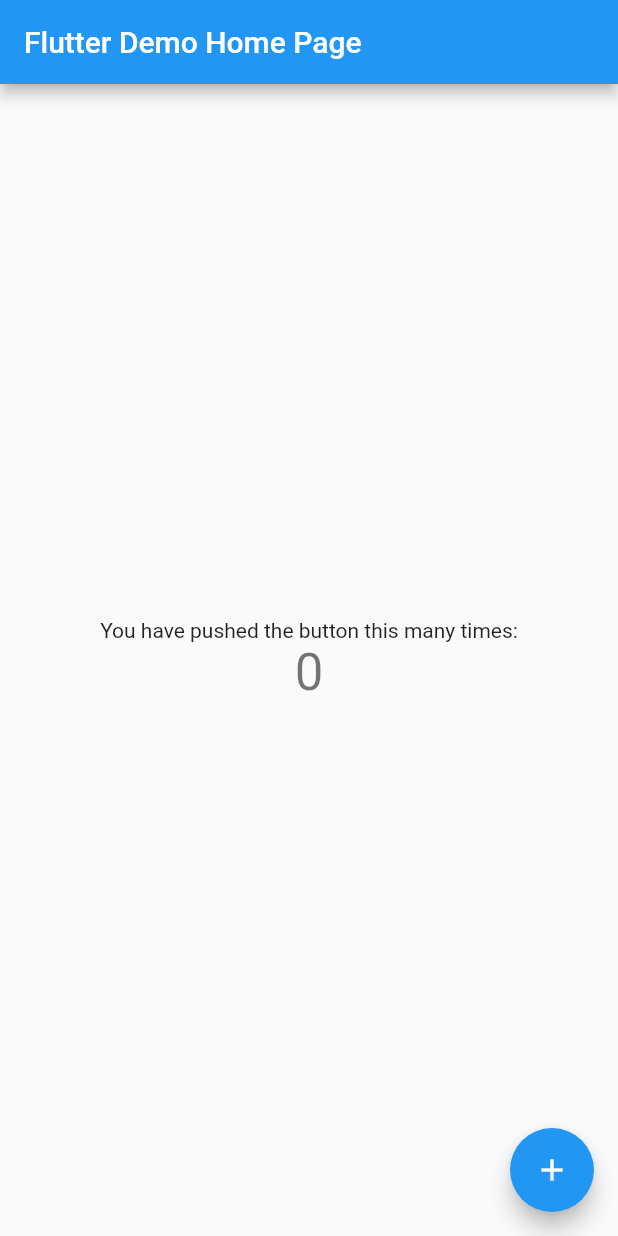
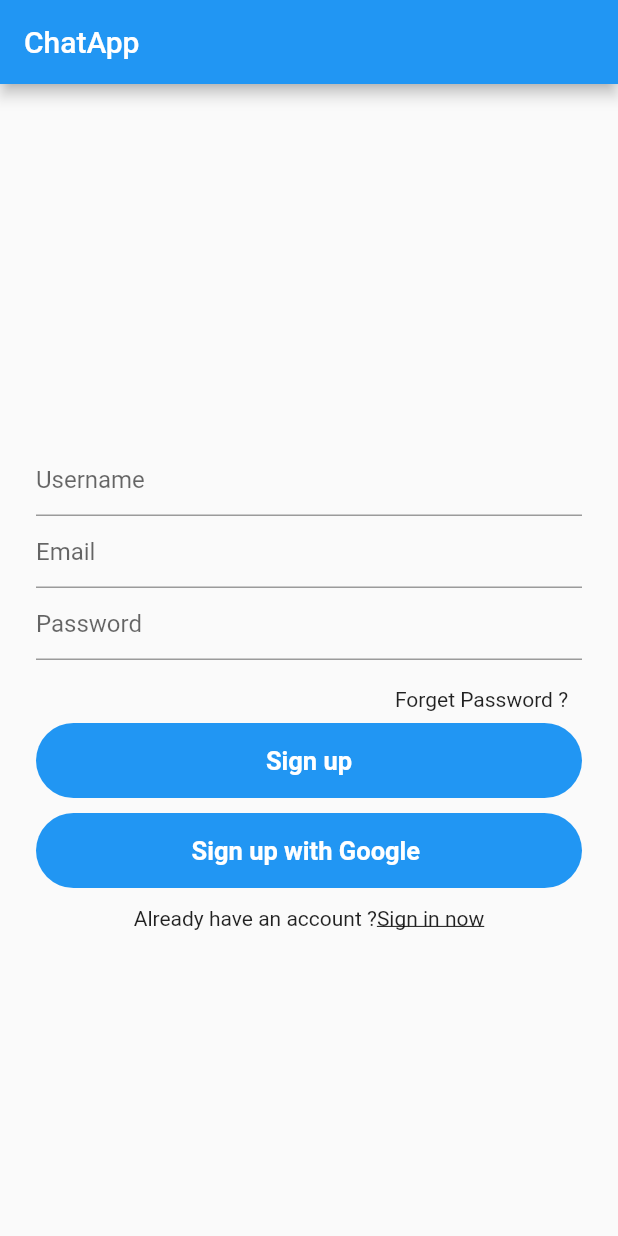
Before and after one commit to haidour18/30DaysofFlutter, a Flutter app: the screen it shows after launch, on a phone screen of 412 x 824 dp. Run offline on Flutter 3.47's test engine with Material 2 defaults, Android fonts, the phone set to English and light mode, and no system bars.

Commit message:
Signup and sign in screens

```diff
--- /dev/null
+++ b/lib/_app/views/signin.dart
@@ -0,0 +1 @@
+// TODO Implement this library.
--- /dev/null
+++ b/lib/_app/views/signup.dart
@@ -0,0 +1 @@
+// TODO Implement this library.
--- a/lib/main.dart
+++ b/lib/main.dart
@@ -1,117 +1,23 @@
+import 'package:chat_app/views/signup.dart';
 import 'package:flutter/material.dart';
-
-void main() {
+import 'package:chat_app/_app/views/signin.dart';
+import 'package:chat_app/_app/views/signup.dart';
+void main(){
   runApp(MyApp());
 }
 
+
 class MyApp extends StatelessWidget {
-  // This widget is the root of your application.
   @override
   Widget build(BuildContext context) {
     return MaterialApp(
-      title: 'Flutter Demo',
+      title: "ChatApp",
+      debugShowCheckedModeBanner: false,
       theme: ThemeData(
-        // This is the theme of your application.
-        //
-        // Try running your application with "flutter run". You'll see the
-        // application has a blue toolbar. Then, without quitting the app, try
-        // changing the primarySwatch below to Colors.green and then invoke
-        // "hot reload" (press "r" in the console where you ran "flutter run",
-        // or simply save your changes to "hot reload" in a Flutter IDE).
-        // Notice that the counter didn't reset back to zero; the application
-        // is not restarted.
+
         primarySwatch: Colors.blue,
-        // This makes the visual density adapt to the platform that you run
-        // the app on. For desktop platforms, the controls will be smaller and
-        // closer together (more dense) than on mobile platforms.
-        visualDensity: VisualDensity.adaptivePlatformDensity,
       ),
-      home: MyHomePage(title: 'Flutter Demo Home Page'),
+      home: SignUp(),
     );
   }
 }
-
-class MyHomePage extends StatefulWidget {
-  MyHomePage({Key key, this.title}) : super(key: key);
-
-  // This widget is the home page of your application. It is stateful, meaning
-  // that it has a State object (defined below) that contains fields that affect
-  // how it looks.
-
-  // This class is the configuration for the state. It holds the values (in this
-  // case the title) provided by the parent (in this case the App widget) and
-  // used by the build method of the State. Fields in a Widget subclass are
-  // always marked "final".
-
-  final String title;
-
-  @override
-  _MyHomePageState createState() => _MyHomePageState();
-}
-
-class _MyHomePageState extends State<MyHomePage> {
-  int _counter = 0;
-
-  void _incrementCounter() {
-    setState(() {
-      // This call to setState tells the Flutter framework that something has
-      // changed in this State, which causes it to rerun the build method below
-      // so that the display can reflect the updated values. If we changed
-      // _counter without calling setState(), then the build method would not be
-      // called again, and so nothing would appear to happen.
-      _counter++;
-    });
-  }
-
-  @override
-  Widget build(BuildContext context) {
-    // This method is rerun every time setState is called, for instance as done
-    // by the _incrementCounter method above.
-    //
-    // The Flutter framework has been optimized to make rerunning build methods
-    // fast, so that you can just rebuild anything that needs updating rather
-    // than having to individually change instances of widgets.
-    return Scaffold(
-      appBar: AppBar(
-        // Here we take the value from the MyHomePage object that was created by
-        // the App.build method, and use it to set our appbar title.
-        title: Text(widget.title),
-      ),
-      body: Center(
-        // Center is a layout widget. It takes a single child and positions it
-        // in the middle of the parent.
-        child: Column(
-          // Column is also a layout widget. It takes a list of children and
-          // arranges them vertically. By default, it sizes itself to fit its
-          // children horizontally, and tries to be as tall as its parent.
-          //
-          // Invoke "debug painting" (press "p" in the console, choose the
-          // "Toggle Debug Paint" action from the Flutter Inspector in Android
-          // Studio, or the "Toggle Debug Paint" command in Visual Studio Code)
-          // to see the wireframe for each widget.
-          //
-          // Column has various properties to control how it sizes itself and
-          // how it positions its children. Here we use mainAxisAlignment to
-          // center the children vertically; the main axis here is the vertical
-          // axis because Columns are vertical (the cross axis would be
-          // horizontal).
-          mainAxisAlignment: MainAxisAlignment.center,
-          children: <Widget>[
-            Text(
-              'You have pushed the button this many times:',
-            ),
-            Text(
-              '$_counter',
-              style: Theme.of(context).textTheme.headline4,
-            ),
-          ],
-        ),
-      ),
-      floatingActionButton: FloatingActionButton(
-        onPressed: _incrementCounter,
-        tooltip: 'Increment',
-        child: Icon(Icons.add),
-      ), // This trailing comma makes auto-formatting nicer for build methods.
-    );
-  }
-}
--- /dev/null
+++ b/lib/views/signup.dart
@@ -0,0 +1,117 @@
+import 'package:flutter/material.dart';
+
+class SignUp extends StatefulWidget {
+  @override
+  _SignUpState createState() => _SignUpState();
+}
+
+class _SignUpState extends State<SignUp> {
+  TextEditingController usernamecontorller = new TextEditingController();
+  TextEditingController passwordcontorller = new TextEditingController();
+  TextEditingController emailcontroller = new TextEditingController();
+
+  @override
+  Widget build(BuildContext context) {
+    return Scaffold(
+      appBar: AppBar(
+        title: Text("ChatApp"),
+      ),
+      body: SingleChildScrollView(
+        child: Container(
+          padding: EdgeInsets.symmetric(horizontal: 24),
+          child: Column(
+            mainAxisSize: MainAxisSize.min,
+            children: <Widget>[
+              SizedBox(height: 240),
+              TextField(
+                controller: usernamecontorller,
+                decoration: InputDecoration(
+                    hintText: "Username",
+                    focusedBorder: UnderlineInputBorder(
+                        borderSide: BorderSide(
+                      color: Colors.blue,
+                    ))),
+              ),
+              TextField(
+                controller: emailcontroller,
+                decoration: InputDecoration(
+                    hintText: "Email",
+                    focusedBorder: UnderlineInputBorder(
+                        borderSide: BorderSide(
+                      color: Colors.blue,
+                    ))),
+              ),
+              TextField(
+                controller: passwordcontorller,
+                decoration: InputDecoration(
+                  hintText: "Password",
+                  focusedBorder: UnderlineInputBorder(
+                    borderSide: BorderSide(
+                      color: Colors.blue,
+                    ),
+                  ),
+                ),
+              ),
+              SizedBox(
+                height: 8,
+              ),
+              Container(
+                padding: EdgeInsets.only(left: 230, top: 10),
+                child: Text("Forget Password ?"),
+              ),
+              SizedBox(
+                height: 8,
+              ),
+              Container(
+                alignment: Alignment.center,
+                padding: EdgeInsets.symmetric(vertical: 15),
+                decoration: BoxDecoration(
+                  borderRadius: BorderRadius.circular(25),
+                  color: Colors.blue,
+                ),
+                child: Text(
+                  "Sign up",
+                  style: TextStyle(
+                      color: Colors.white,
+                      fontSize: 17,
+                      fontWeight: FontWeight.bold),
+                ),
+              ),
+              SizedBox(
+                height: 10,
+              ),
+              Container(
+                alignment: Alignment.center,
+                padding: EdgeInsets.symmetric(vertical: 15),
+                decoration: BoxDecoration(
+                  borderRadius: BorderRadius.circular(25),
+                  color: Colors.blue,
+                ),
+                child: Text(
+                  "Sign up with Google ",
+                  style: TextStyle(
+                      color: Colors.white,
+                      fontSize: 17,
+                      fontWeight: FontWeight.bold),
+                ),
+              ),
+              SizedBox(
+                height: 12,
+              ),
+              Row(
+                mainAxisAlignment: MainAxisAlignment.center,
+                children: <Widget>[
+                  Text("Already have an account ?"),
+                  Text(
+                    "Sign in now",
+                    style: TextStyle(decoration: TextDecoration.underline),
+                  ),
+                ],
+              )
+            ],
+          ),
+        ),
+      ),
+    );
+  }
+}
```
Also changed, not shown: lib/views/signin.dart (added, +94 -0 lines), lib/views/ChatRoomScreen.dart (added), lib/views/ConversationScreen.dart (added), lib/views/forgetpassword.dart (added), 5 other files.
